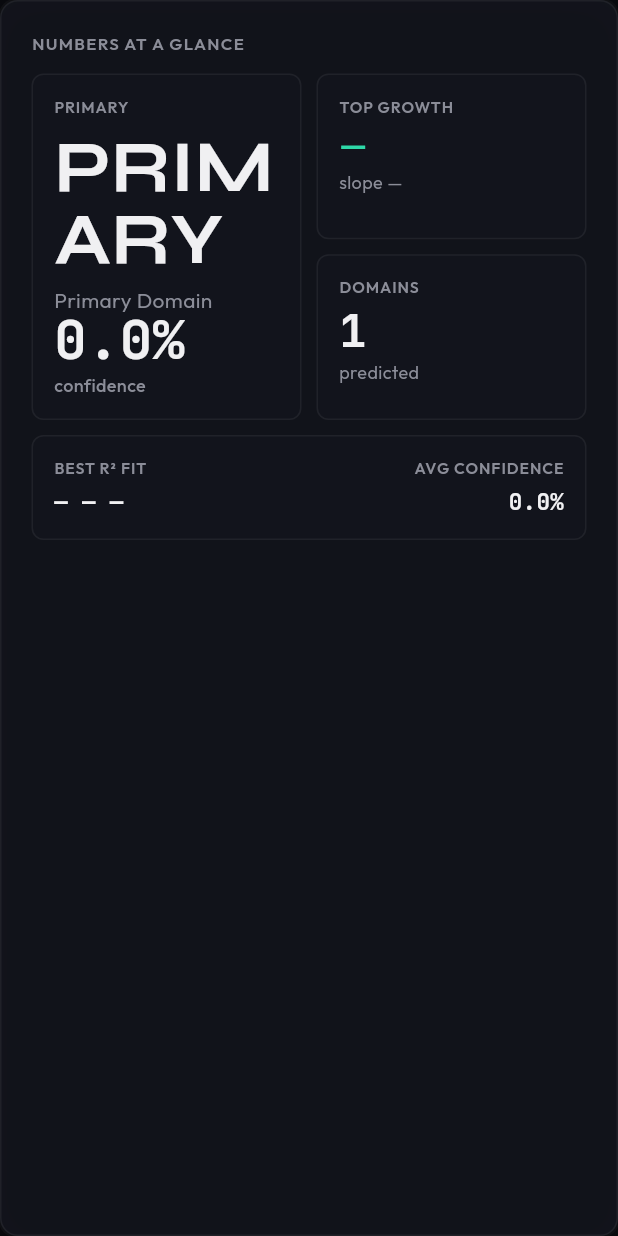
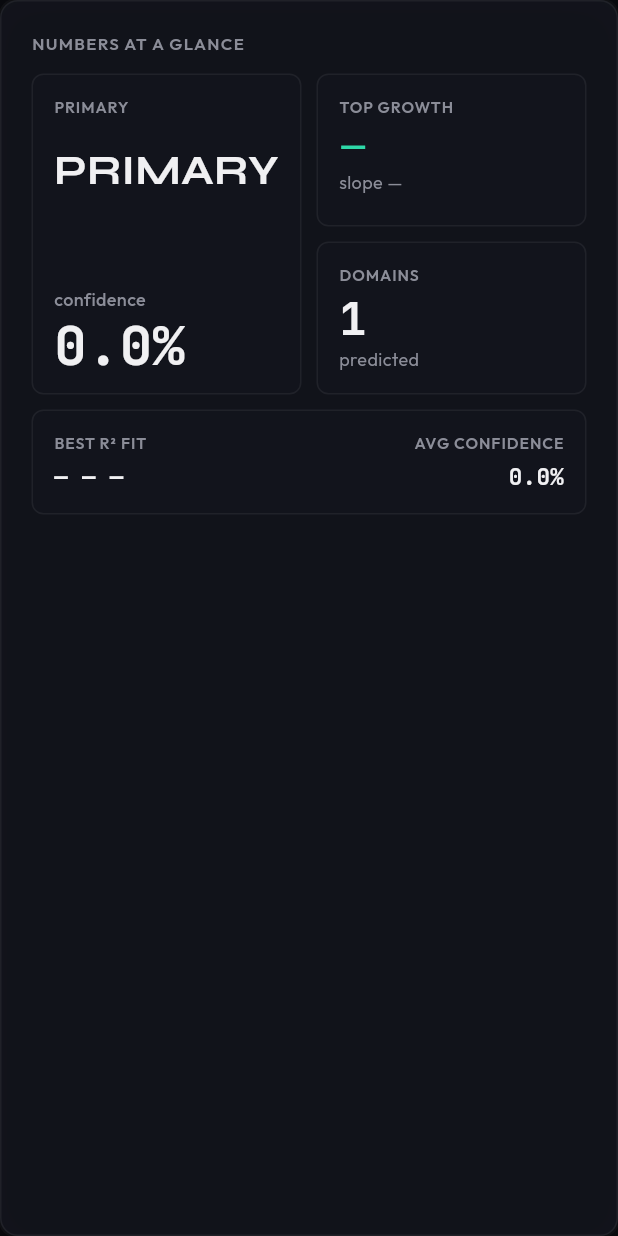
Before and after one commit to dkethan/arxiv-trend-predictor, a Flutter app: the VizNumbersCard widget shown alone on an empty page, opened directly with empty values, on a phone screen of 412 x 824 dp. Run offline on Flutter 3.47's test engine with Material 3 defaults, Android fonts, the phone set to English and light mode, and no system bars; our stand-ins replace fl_chart, google_fonts.

Commit message:
Refactored visualization components: enhanced primary code rendering with dynamic font sizing, adjusted confidence label placement, and streamlined growth chart axis styling.

```diff
--- a/mobile_app/lib/widgets/insights_chart_cards.dart
+++ b/mobile_app/lib/widgets/insights_chart_cards.dart
@@ -297,17 +297,20 @@ class ChartScatterCard extends StatelessWidget {
                     ),
                   ),
                   leftTitles: AxisTitles(
-                    axisNameWidget: RotatedBox(
-                      quarterTurns: 3,
-                      child: Text(
-                        'Growth (normalized slope)',
-                        style: GoogleFonts.outfit(
-                          fontSize: 11,
-                          color: AppColors.textMuted,
+                    axisNameWidget: Align(
+                      alignment: Alignment.topCenter,
+                      child: Padding(
+                        padding: const EdgeInsets.only(top: 10),
+                        child: Text(
+                          'Growth',
+                          style: GoogleFonts.outfit(
+                            fontSize: 10,
+                            color: AppColors.textMuted,
+                          ),
                         ),
                       ),
                     ),
-                    axisNameSize: 48,
+                    axisNameSize: 40,
                     sideTitles: SideTitles(
                       showTitles: true,
                       reservedSize: 34,
--- a/mobile_app/lib/widgets/viz_numbers_card.dart
+++ b/mobile_app/lib/widgets/viz_numbers_card.dart
@@ -28,7 +28,7 @@ class VizNumbersCard extends StatelessWidget {
                 .map((d) => result.domainConfidenceMap[d] ?? 0)
                 .reduce((a, b) => a + b) /
             predicted.length;
-    final primaryCode = _abbreviateDomain(result.domain.isEmpty ? 'Primary' : result.domain);
+    final primaryCode = (result.domain.isEmpty ? 'Primary' : result.domain).toUpperCase();
     final bestR2ByPredicted = predicted
         .map((d) => MapEntry(d, result.growthInfo[d]?.r2 ?? -1))
         .toList();
@@ -76,30 +76,21 @@ class VizNumbersCard extends StatelessWidget {
                           children: [
                             const _StatLabel('PRIMARY'),
                             const SizedBox(height: 8),
-                            Text(
-                              primaryCode,
-                              style: GoogleFonts.syne(
-                                fontSize: 48,
-                                fontWeight: FontWeight.w700,
-                                height: 1,
-                                color: AppColors.text,
-                              ),
-                            ),
-                            const SizedBox(height: 8),
-                            Text(
-                              result.domain.isEmpty ? 'Primary Domain' : result.domain,
-                              style: GoogleFonts.outfit(
-                                fontSize: 14,
-                                fontWeight: FontWeight.w400,
-                                color: AppColors.textMuted,
-                                height: 1.2,
-                              ),
-                            ),
+                            _buildPrimaryCodeText(primaryCode),
                           ],
                         ),
                         Column(
                           crossAxisAlignment: CrossAxisAlignment.start,
                           children: [
+                            const Text(
+                              'confidence',
+                              style: TextStyle(
+                                fontSize: 12,
+                                color: AppColors.textMuted,
+                                fontWeight: FontWeight.w500,
+                              ),
+                            ),
+                            const SizedBox(height: 4),
                             Text(
                               _pct(result.domainConfidence),
                               style: GoogleFonts.jetBrainsMono(
@@ -107,15 +98,6 @@ class VizNumbersCard extends StatelessWidget {
                                 fontWeight: FontWeight.w700,
                                 height: 1,
                                 color: AppColors.text,
-                              ),
-                            ),
-                            const SizedBox(height: 4),
-                            const Text(
-                              'confidence',
-                              style: TextStyle(
-                                fontSize: 12,
-                                color: AppColors.textMuted,
-                                fontWeight: FontWeight.w500,
                               ),
                             ),
                           ],
@@ -260,14 +242,57 @@ class VizNumbersCard extends StatelessWidget {
     );
   }
 
-  String _abbreviateDomain(String domain) {
-    final words = domain.split(RegExp(r'[\s/_-]+')).where((w) => w.isNotEmpty).toList();
-    if (words.length >= 2) {
-      final letters = words.map((w) => w[0].toUpperCase()).join();
-      final maxLen = letters.length < 5 ? letters.length : 5;
-      return letters.substring(0, maxLen);
+  double _primaryCodeFontSize(String value) {
+    final len = value.trim().length;
+    final hasMultipleWords = value.trim().contains(RegExp(r'\s+'));
+
+    if (hasMultipleWords) {
+      if (len <= 12) return 28;
+      if (len <= 18) return 22;
+      if (len <= 24) return 18;
+      return 16;
     }
-    return domain.length <= 8 ? domain.toUpperCase() : domain.substring(0, 8).toUpperCase();
+
+    if (len <= 6) return 40;
+    if (len <= 8) return 32;
+    if (len <= 10) return 28;
+    if (len <= 14) return 22;
+    return 18;
+  }
+
+  Widget _buildPrimaryCodeText(String value) {
+    final hasMultipleWords = value.trim().contains(RegExp(r'\s+'));
+    final style = GoogleFonts.syne(
+      fontSize: _primaryCodeFontSize(value),
+      fontWeight: FontWeight.w700,
+      height: 0.95,
+      color: AppColors.text,
+    );
+
+    if (hasMultipleWords) {
+      return Text(
+        value,
+        style: style,
+        maxLines: 3,
+        softWrap: true,
+        overflow: TextOverflow.clip,
+      );
+    }
+
+    return SizedBox(
+      width: double.infinity,
+      height: 52,
+      child: FittedBox(
+        fit: BoxFit.scaleDown,
+        alignment: Alignment.centerLeft,
+        child: Text(
+          value,
+          style: style.copyWith(fontSize: 52),
+          maxLines: 1,
+          softWrap: false,
+        ),
+      ),
+    );
   }
 }
 
```
